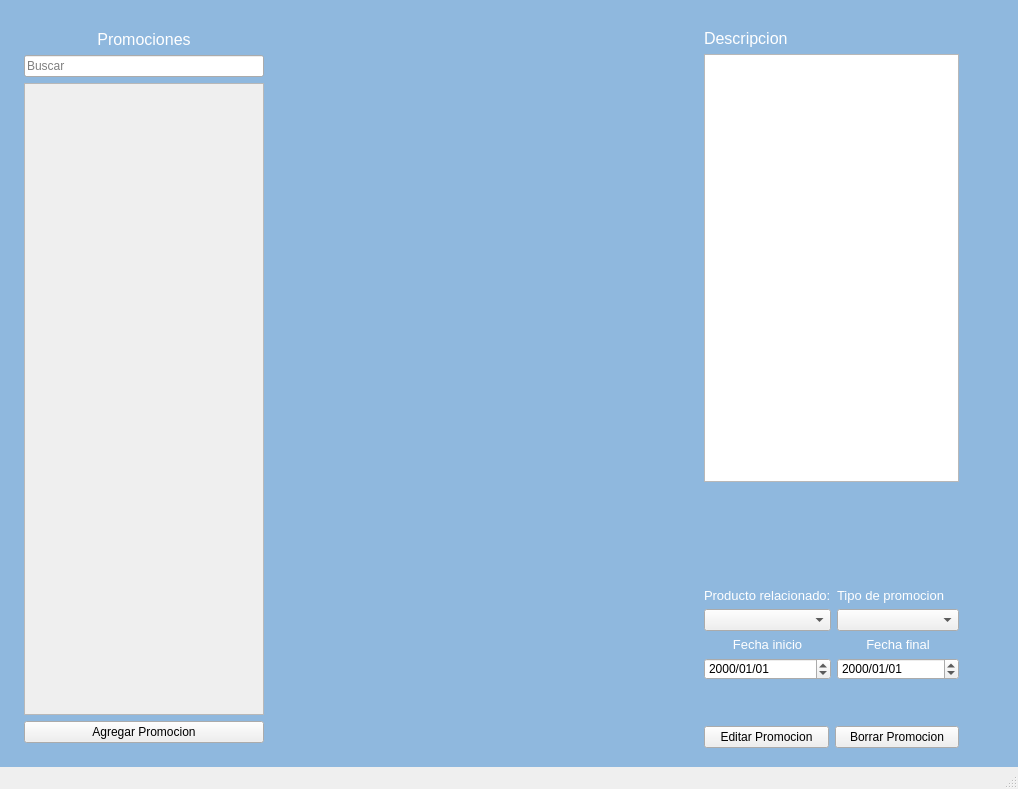
Above: RawInterfaces/Promociones.ui from Ventthos/PollosExpress before the change. Below: the same form after it.
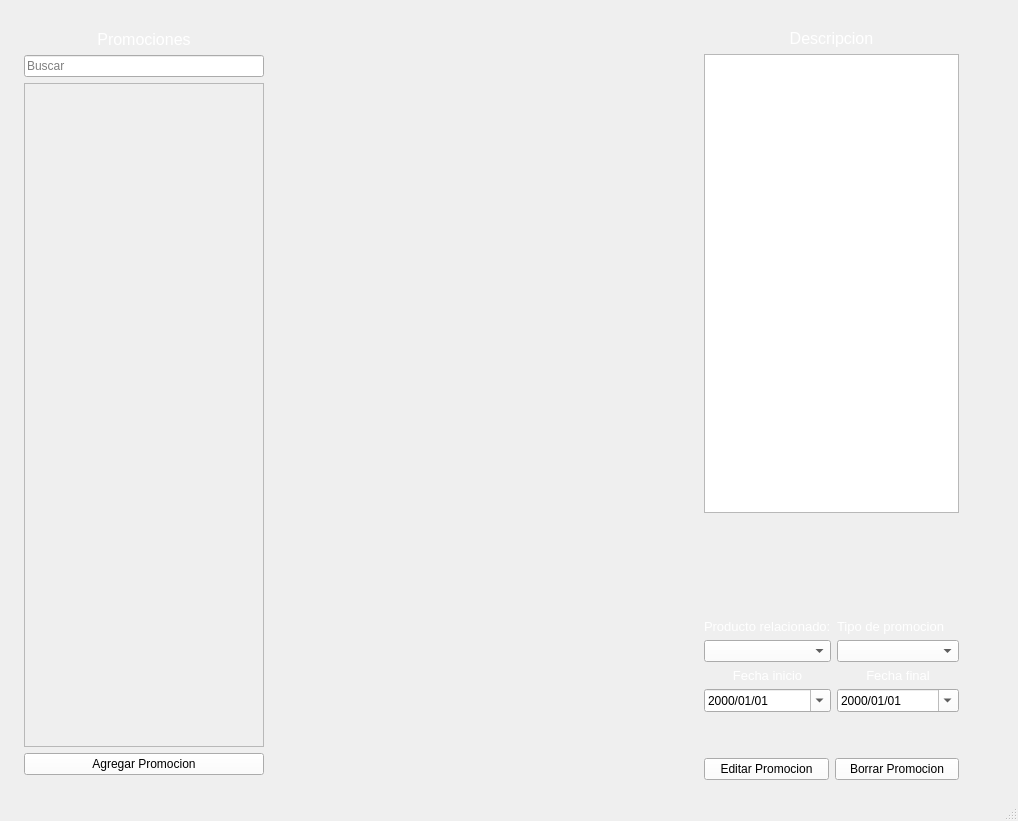
That is the form after the change. Icons and pictures are not drawn.

```diff
--- a/RawInterfaces/Promociones.ui
+++ b/RawInterfaces/Promociones.ui
@@ -7,16 +7,53 @@
     <x>0</x>
     <y>0</y>
     <width>1018</width>
-    <height>789</height>
+    <height>821</height>
    </rect>
   </property>
+  <property name="palette">
+   <palette>
+    <active>
+     <colorrole role="Button">
+      <brush brushstyle="SolidPattern">
+       <color alpha="255">
+        <red>253</red>
+        <green>253</green>
+        <blue>253</blue>
+       </color>
+      </brush>
+     </colorrole>
+    </active>
+    <inactive>
+     <colorrole role="Button">
+      <brush brushstyle="SolidPattern">
+       <color alpha="255">
+        <red>253</red>
+        <green>253</green>
+        <blue>253</blue>
+       </color>
+      </brush>
+     </colorrole>
+    </inactive>
+    <disabled>
+     <colorrole role="Button">
+      <brush brushstyle="SolidPattern">
+       <color alpha="255">
+        <red>253</red>
+        <green>253</green>
+        <blue>253</blue>
+       </color>
+      </brush>
+     </colorrole>
+    </disabled>
+   </palette>
+  </property>
   <property name="windowTitle">
    <string>Promociones</string>
   </property>
   <widget class="QWidget" name="centralwidget">
    <property name="styleSheet">
     <string notr="true">#centralwidget {
-background-color: #8fb8de;
+border-image: url(../img/promociones.jpg);
 }</string>
    </property>
    <layout class="QHBoxLayout" name="horizontalLayout">
@@ -129,7 +166,7 @@
             <x>0</x>
             <y>0</y>
             <width>238</width>
-            <height>590</height>
+            <height>622</height>
            </rect>
           </property>
          </widget>
@@ -184,6 +221,9 @@
              <property name="displayFormat">
               <string>yyyy/MM/dd</string>
              </property>
+             <property name="calendarPopup">
+              <bool>true</bool>
+             </property>
             </widget>
            </item>
            <item row="3" column="0">
@@ -194,6 +234,9 @@
              <property name="displayFormat">
               <string>yyyy/MM/dd</string>
              </property>
+             <property name="calendarPopup">
+              <bool>true</bool>
+             </property>
             </widget>
            </item>
            <item row="1" column="1">
@@ -304,6 +347,9 @@
          <property name="text">
           <string>Descripcion</string>
          </property>
+         <property name="alignment">
+          <set>Qt::AlignCenter</set>
+         </property>
         </widget>
        </item>
        <item row="5" column="0">
```
